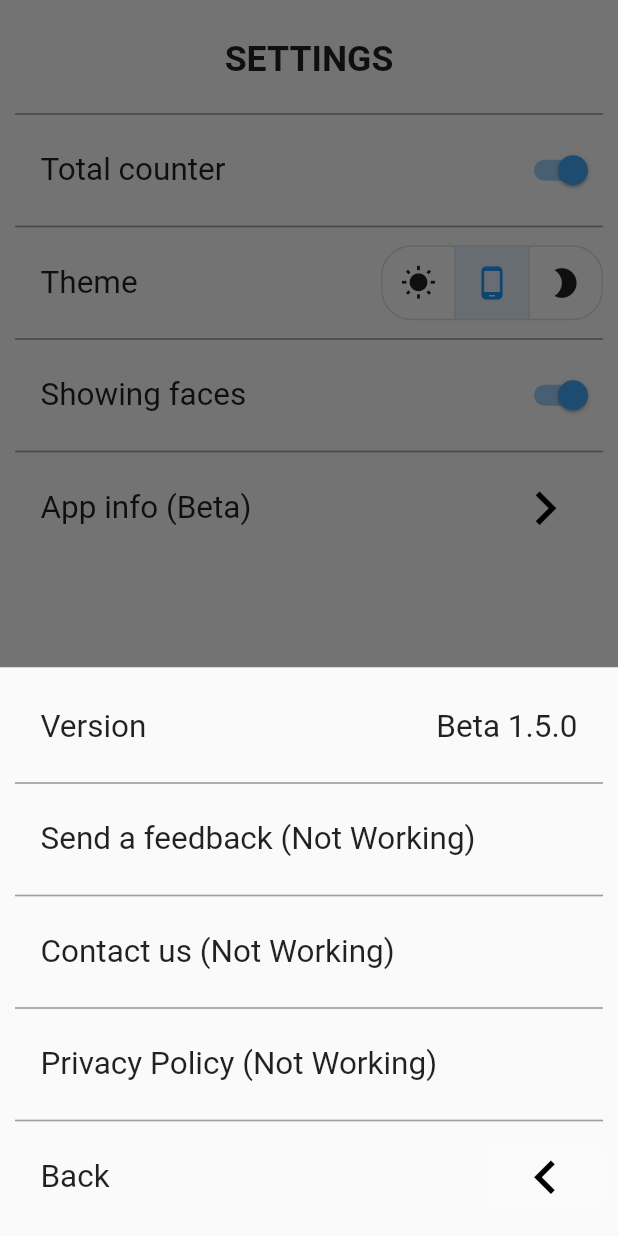
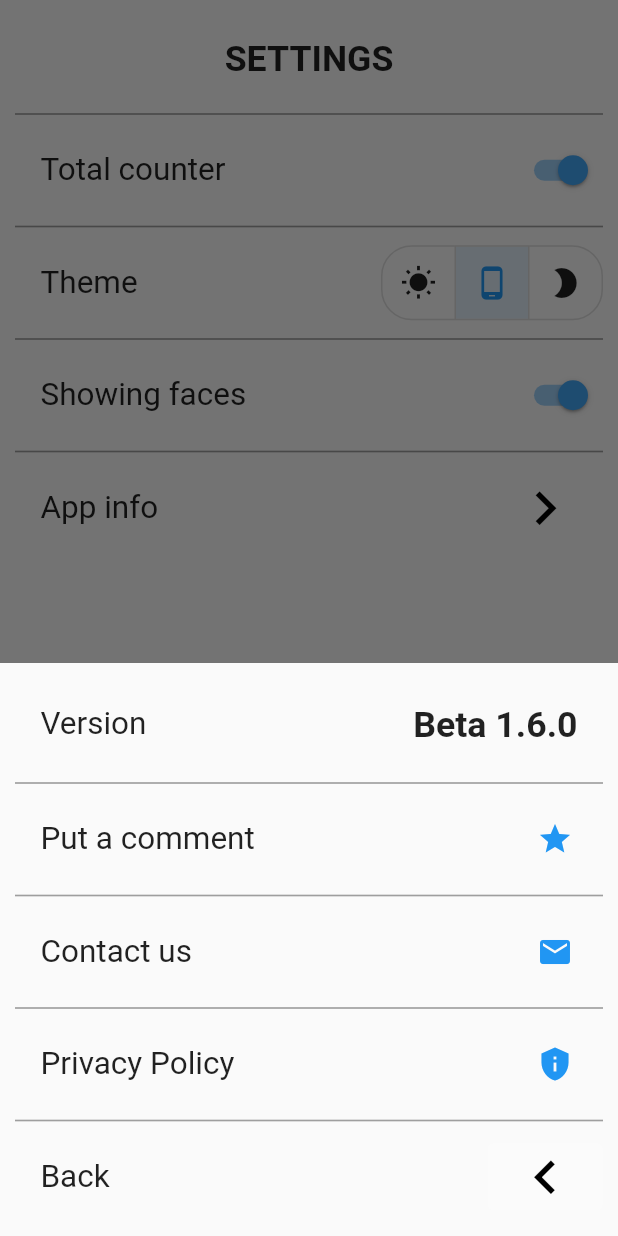
Before and after one commit to Mat029/Dice, a Flutter app: what sheets() shows on an empty page, opened directly, after a tap on the "keyboard arrow right" icon, on a phone screen of 412 x 824 dp. Run offline on Flutter 3.47's test engine with Material 2 defaults, Android fonts, the phone set to English and light mode, and no system bars; our stand-ins replace adaptive_theme, package_info, shared_preferences; missing offline and left inert: launch_review; accounts and stored records are empty; generated files the repository leaves out were written again.

Commit message:
Beta 1.6.0 : info page

```diff
--- a/lib/model/model_one.dart
+++ b/lib/model/model_one.dart
@@ -23,9 +23,6 @@ class One extends StatelessWidget {
         mainAxisAlignment: MainAxisAlignment.center,
         children: [
           SidesImage(number: number[0], x: x),
-          SizedBox(
-            height: 50,
-          ),
         ],
       );
     } else {
--- a/lib/page/roll.dart
+++ b/lib/page/roll.dart
@@ -67,11 +67,11 @@ class _MyHomePageState extends State<MyHomePage> {
           mainAxisAlignment: MainAxisAlignment.spaceBetween,
           children: <Widget>[
             SizedBox(
-              height: 40,
+              height: 30,
             ),
             ImageDice(sides: widget.sides, dice: widget.dice, ranNum: rannum),
             SizedBox(
-              height: 40,
+              height: 30,
             ),
             TextButton(
               style: TextButton.styleFrom(
@@ -85,7 +85,7 @@ class _MyHomePageState extends State<MyHomePage> {
               ),
             ),
             SizedBox(
-              height: 25,
+              height: 30,
             ),
             Total(
               num: rannum,
--- a/lib/page/settings/settings2.dart
+++ b/lib/page/settings/settings2.dart
@@ -1,6 +1,10 @@
 import 'package:deapp/widget/settings/appversion.dart';
 import 'package:deapp/widget/settings/back.dart';
+import 'package:deapp/widget/settings/mailto.dart';
+import 'package:deapp/widget/settings/privacypolicy.dart';
+import 'package:deapp/widget/settings/review.dart';
 import 'package:flutter/material.dart';
+import 'package:flutter_gen/gen_l10n/app_localizations.dart';
 
 Widget sheets2() {
   return BottomSheet(
@@ -18,7 +22,7 @@ Widget sheets2() {
                     Container(
                       padding: EdgeInsets.all(17),
                       child: Text(
-                        "Version",
+                        AppLocalizations.of(context)!.version,
                         textScaleFactor: 1.5,
                       ),
                     ),
@@ -35,10 +39,11 @@ Widget sheets2() {
                     Container(
                       padding: EdgeInsets.all(17),
                       child: Text(
-                        "Send a feedback (Not Working)",
+                        AppLocalizations.of(context)!.review,
                         textScaleFactor: 1.5,
                       ),
                     ),
+                    Review(),
                   ],
                 ),
                 Divider(
@@ -51,9 +56,10 @@ Widget sheets2() {
                       Container(
                           padding: EdgeInsets.all(17),
                           child: Text(
-                            "Contact us (Not Working)",
+                            AppLocalizations.of(context)!.contact,
                             textScaleFactor: 1.5,
                           )),
+                      SendMail(),
                     ]),
                 Divider(
                   thickness: 1.1,
@@ -65,10 +71,11 @@ Widget sheets2() {
                     Container(
                       padding: EdgeInsets.all(17),
                       child: Text(
-                        "Privacy Policy (Not Working)",
+                        AppLocalizations.of(context)!.privacy,
                         textScaleFactor: 1.5,
                       ),
                     ),
+                    PrivacyPolicy(),
                   ],
                 ),
                 Divider(
@@ -81,7 +88,7 @@ Widget sheets2() {
                       Container(
                         padding: EdgeInsets.all(17),
                         child: Text(
-                          "Back",
+                          AppLocalizations.of(context)!.back,
                           textScaleFactor: 1.5,
                         ),
                       ),
--- a/lib/widget/image_Dice.dart
+++ b/lib/widget/image_Dice.dart
@@ -31,6 +31,8 @@ class _ImageDiceState extends State<ImageDice> {
       x = 0.7;
     } else if (widget.dice >= 7) {
       x = 0.28;
+    } else if (widget.dice >= 5) {
+      x = 0.40;
     } else if (widget.dice >= 3) {
       x = 0.45;
     }
--- a/lib/widget/settings/appversion.dart
+++ b/lib/widget/settings/appversion.dart
@@ -16,7 +16,8 @@ class _AppVState extends State<AppV> {
       padding: EdgeInsets.all(17),
       child: Text(
         "Beta $appVersion",
-        textScaleFactor: 1.5,
+        textScaleFactor: 1.7,
+        style: TextStyle(fontWeight: FontWeight.bold),
       ),
     );
   }
--- a/lib/widget/settings/darktheme.dart
+++ b/lib/widget/settings/darktheme.dart
@@ -1,6 +1,7 @@
 import 'package:flutter/material.dart';
 import 'package:shared_preferences/shared_preferences.dart';
 import 'package:adaptive_theme/adaptive_theme.dart';
+import 'package:flutter_gen/gen_l10n/app_localizations.dart';
 
 class DarkTheme extends StatefulWidget {
   const DarkTheme({Key? key}) : super(key: key);
@@ -39,15 +40,15 @@ class _DarkThemeState extends State<DarkTheme> {
       children: <Widget>[
         Icon(
           Icons.wb_sunny,
-          semanticLabel: "Light",
+          semanticLabel: AppLocalizations.of(context)!.day,
         ),
         Icon(
           Icons.phone_android,
-          semanticLabel: "System",
+          semanticLabel: AppLocalizations.of(context)!.system,
         ),
         Icon(
           Icons.mode_night,
-          semanticLabel: "Night",
+          semanticLabel: AppLocalizations.of(context)!.night,
         )
       ],
       onPressed: (int index) {
--- /dev/null
+++ b/lib/widget/settings/mailto.dart
@@ -0,0 +1,31 @@
+import 'package:flutter/material.dart';
+import 'package:url_launcher/url_launcher.dart';
+
+class SendMail extends StatefulWidget {
+  const SendMail({Key? key}) : super(key: key);
+
+  @override
+  _SendMailState createState() => _SendMailState();
+}
+
+class _SendMailState extends State<SendMail> {
+  @override
+  Widget build(BuildContext context) {
+    return TextButton(
+      onPressed: () async {
+        final mailto = "mat029studiocontact@gmail.com";
+        final subject = "Contact for dice app";
+        final message = "thanks to write you mail in english or french";
+        final mailurl =
+            "mailto:$mailto?subject=${Uri.encodeFull(subject)}&body=${Uri.encodeFull(message)}";
+        if (await canLaunch(mailurl)) {
+          await launch(
+            mailurl,
+            forceSafariVC: false,
+          );
+        }
+      },
+      child: Icon(Icons.mail),
+    );
+  }
+}
--- /dev/null
+++ b/lib/widget/settings/privacypolicy.dart
@@ -0,0 +1,28 @@
+import 'package:flutter/material.dart';
+import 'package:url_launcher/url_launcher.dart';
+
+class PrivacyPolicy extends StatefulWidget {
+  const PrivacyPolicy({Key? key}) : super(key: key);
+
+  @override
+  _PrivacyPolicyState createState() => _PrivacyPolicyState();
+}
+
+class _PrivacyPolicyState extends State<PrivacyPolicy> {
+  @override
+  Widget build(BuildContext context) {
+    return TextButton(
+      onPressed: () async {
+        final privacyurl =
+            "https://github.com/Mat029/mat029studio_privacy/blob/main/privacy_policy_dice.md";
+        if (await canLaunch(privacyurl)) {
+          await launch(
+            privacyurl,
+            forceSafariVC: false,
+          );
+        }
+      },
+      child: Icon(Icons.privacy_tip_sharp),
+    );
+  }
+}
--- /dev/null
+++ b/lib/widget/settings/review.dart
@@ -0,0 +1,21 @@
+import 'package:flutter/material.dart';
+import 'package:launch_review/launch_review.dart';
+
+class Review extends StatefulWidget {
+  const Review({Key? key}) : super(key: key);
+
+  @override
+  _ReviewState createState() => _ReviewState();
+}
+
+class _ReviewState extends State<Review> {
+  @override
+  Widget build(BuildContext context) {
+    return TextButton(
+      onPressed: () {
+        LaunchReview.launch();
+      },
+      child: Icon(Icons.star),
+    );
+  }
+}
--- a/pubspec.yaml
+++ b/pubspec.yaml
@@ -15,7 +15,7 @@ publish_to: 'none' # Remove this line if you wish to publish to pub.dev
 # In iOS, build-name is used as CFBundleShortVersionString while build-number used as CFBundleVersion.
 # Read more about iOS versioning at
 # https://developer.apple.com/library/archive/documentation/General/Reference/InfoPlistKeyReference/Articles/CoreFoundationKeys.html
-version: 1.5.0+3
+version: 1.6.0+5
 
 environment:
   sdk: ">=2.12.0 <3.0.0"
@@ -28,6 +28,8 @@ dependencies:
   intl: ^0.17.0
   adaptive_theme: ^2.2.0
   package_info: ^2.0.2
+  url_launcher: ^6.0.12
+  launch_review: ^3.0.1
 
 
   # The following adds the Cupertino Icons font to your application.
```
Also changed, not shown: lib/l10n/app_de.arb (+10 -2 lines), lib/l10n/app_en.arb (+10 -2 lines), lib/l10n/app_es.arb (+10 -2 lines), lib/l10n/app_fr.arb (+10 -2 lines), lib/widget/total.dart (+12 -6 lines), lib/widget/total_counter.dart (deleted, +0 -33 lines), pubspec.lock, 4 other files.
